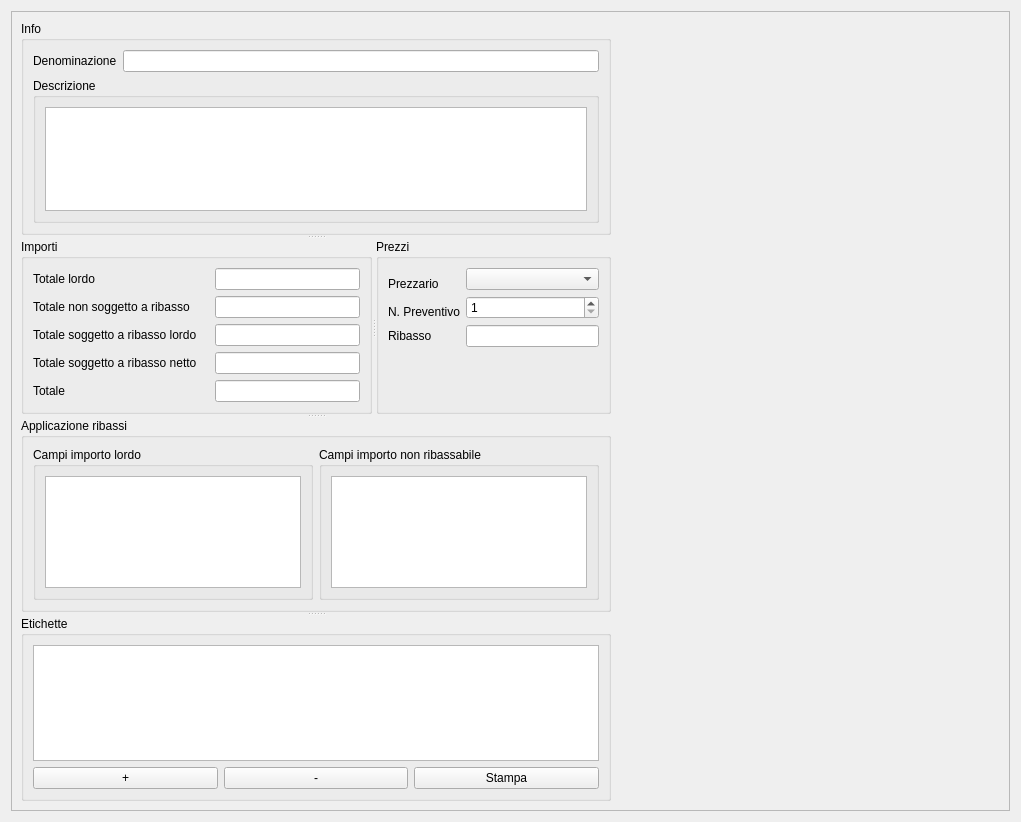
First picture: the form in qcostgui/accountingbilldatagui.ui, repository mickele77/qcost, before the edit.
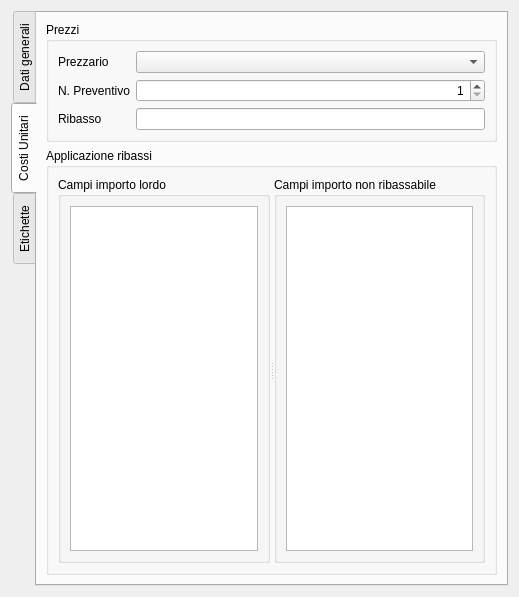
Second picture: the form after the edit.

```diff
--- a/qcostgui/accountingbilldatagui.ui
+++ b/qcostgui/accountingbilldatagui.ui
@@ -6,8 +6,8 @@
    <rect>
     <x>0</x>
     <y>0</y>
-    <width>1021</width>
-    <height>822</height>
+    <width>519</width>
+    <height>597</height>
    </rect>
   </property>
   <property name="windowTitle">
@@ -15,20 +15,18 @@
   </property>
   <layout class="QGridLayout" name="gridLayout_7">
    <item row="0" column="0">
-    <widget class="QScrollArea" name="scrollArea">
-     <property name="widgetResizable">
-      <bool>true</bool>
+    <widget class="QTabWidget" name="tabWidget">
+     <property name="tabPosition">
+      <enum>QTabWidget::West</enum>
      </property>
-     <widget class="QWidget" name="scrollAreaWidgetContents">
-      <property name="geometry">
-       <rect>
-        <x>0</x>
-        <y>0</y>
-        <width>1005</width>
-        <height>806</height>
-       </rect>
-      </property>
-      <layout class="QGridLayout" name="gridLayout_10">
+     <property name="currentIndex">
+      <number>1</number>
+     </property>
+     <widget class="QWidget" name="generalDataTab">
+      <attribute name="title">
+       <string>Dati generali</string>
+      </attribute>
+      <layout class="QGridLayout" name="gridLayout_12">
        <item row="0" column="0">
         <widget class="QSplitter" name="splitter_2">
          <property name="orientation">
@@ -72,15 +70,28 @@
             <string>Importi</string>
            </property>
            <layout class="QGridLayout" name="gridLayout_8">
+            <item row="0" column="4">
+             <widget class="QLabel" name="totalAmountLabel">
+              <property name="text">
+               <string>Totale</string>
+              </property>
+             </widget>
+            </item>
             <item row="2" column="3">
-             <widget class="QLineEdit" name="amountNotToBeDiscountedLineEdit">
+             <widget class="QLineEdit" name="amountNotToDiscountLineEdit">
+              <property name="alignment">
+               <set>Qt::AlignRight|Qt::AlignTrailing|Qt::AlignVCenter</set>
+              </property>
               <property name="readOnly">
                <bool>true</bool>
               </property>
              </widget>
             </item>
             <item row="3" column="3">
-             <widget class="QLineEdit" name="amountToBeDiscountedLineEdit">
+             <widget class="QLineEdit" name="amountToDiscountLineEdit">
+              <property name="alignment">
+               <set>Qt::AlignRight|Qt::AlignTrailing|Qt::AlignVCenter</set>
+              </property>
               <property name="readOnly">
                <bool>true</bool>
               </property>
@@ -88,6 +99,9 @@
             </item>
             <item row="4" column="3">
              <widget class="QLineEdit" name="amountDiscountedLineEdit">
+              <property name="alignment">
+               <set>Qt::AlignRight|Qt::AlignTrailing|Qt::AlignVCenter</set>
+              </property>
               <property name="readOnly">
                <bool>true</bool>
               </property>
@@ -100,13 +114,6 @@
               </property>
              </widget>
             </item>
-            <item row="5" column="0">
-             <widget class="QLabel" name="totalAmountLabel">
-              <property name="text">
-               <string>Totale</string>
-              </property>
-             </widget>
-            </item>
             <item row="3" column="0">
              <widget class="QLabel" name="amountToBeDiscountedLabel">
               <property name="text">
@@ -114,8 +121,11 @@
               </property>
              </widget>
             </item>
-            <item row="5" column="3">
-             <widget class="QLineEdit" name="totalAmountLineEdit">
+            <item row="0" column="3">
+             <widget class="QLineEdit" name="totalAmountToDiscountLineEdit">
+              <property name="alignment">
+               <set>Qt::AlignRight|Qt::AlignTrailing|Qt::AlignVCenter</set>
+              </property>
               <property name="readOnly">
                <bool>true</bool>
               </property>
@@ -135,8 +145,11 @@
               </property>
              </widget>
             </item>
-            <item row="0" column="3">
-             <widget class="QLineEdit" name="totalAmountToBeDiscountedLineEdit">
+            <item row="0" column="5">
+             <widget class="QLineEdit" name="totalAmountLineEdit">
+              <property name="alignment">
+               <set>Qt::AlignRight|Qt::AlignTrailing|Qt::AlignVCenter</set>
+              </property>
               <property name="readOnly">
                <bool>true</bool>
               </property>
@@ -144,12 +157,29 @@
             </item>
            </layout>
           </widget>
+         </widget>
+        </widget>
+       </item>
+      </layout>
+     </widget>
+     <widget class="QWidget" name="tab">
+      <attribute name="title">
+       <string>Costi Unitari</string>
+      </attribute>
+      <layout class="QGridLayout" name="gridLayout_10">
+       <item row="0" column="0">
           <widget class="QGroupBox" name="groupBox">
+         <property name="sizePolicy">
+          <sizepolicy hsizetype="Preferred" vsizetype="Maximum">
+           <horstretch>0</horstretch>
+           <verstretch>0</verstretch>
+          </sizepolicy>
+         </property>
            <property name="title">
             <string>Prezzi</string>
            </property>
            <layout class="QGridLayout" name="gridLayout">
-            <item row="0" column="0" rowspan="2">
+          <item row="0" column="0">
              <widget class="QLabel" name="priceListComboBoxLabel">
               <property name="text">
                <string>Prezzario</string>
@@ -159,64 +189,51 @@
             <item row="0" column="1">
              <widget class="QComboBox" name="priceListComboBox"/>
             </item>
-            <item row="1" column="1" rowspan="2">
+          <item row="1" column="0">
+           <widget class="QLabel" name="currentPriceDataSetSpinBoxLabel">
+            <property name="text">
+             <string>N. Preventivo</string>
+            </property>
+           </widget>
+          </item>
+          <item row="1" column="1">
              <widget class="QSpinBox" name="currentPriceDataSetSpinBox">
+            <property name="alignment">
+             <set>Qt::AlignRight|Qt::AlignTrailing|Qt::AlignVCenter</set>
+            </property>
               <property name="minimum">
                <number>1</number>
               </property>
              </widget>
             </item>
             <item row="2" column="0">
-             <widget class="QLabel" name="currentPriceDataSetSpinBoxLabel">
-              <property name="text">
-               <string>N. Preventivo</string>
-              </property>
-             </widget>
-            </item>
-            <item row="3" column="0">
              <widget class="QLabel" name="discountLabel">
               <property name="text">
                <string>Ribasso</string>
               </property>
              </widget>
             </item>
-            <item row="3" column="1">
-             <widget class="QLineEdit" name="discountLineEdit"/>
-            </item>
-            <item row="4" column="1">
-             <spacer name="verticalSpacer_3">
-              <property name="orientation">
-               <enum>Qt::Vertical</enum>
-              </property>
-              <property name="sizeHint" stdset="0">
-               <size>
-                <width>17</width>
-                <height>69</height>
-               </size>
-              </property>
-             </spacer>
+          <item row="2" column="1">
+           <widget class="QLineEdit" name="discountLineEdit">
+            <property name="alignment">
+             <set>Qt::AlignRight|Qt::AlignTrailing|Qt::AlignVCenter</set>
+            </property>
+           </widget>
             </item>
            </layout>
           </widget>
-         </widget>
+       </item>
+       <item row="1" column="0">
          <widget class="QGroupBox" name="pricesGroupBox">
           <property name="title">
            <string>Applicazione ribassi</string>
           </property>
           <layout class="QGridLayout" name="gridLayout_2">
-           <item row="0" column="2" rowspan="2">
-            <widget class="QGroupBox" name="noDiscountPriceFieldGroupBox">
-             <property name="title">
-              <string>Campi importo non ribassabile</string>
-             </property>
-             <layout class="QGridLayout" name="gridLayout_5">
               <item row="0" column="0">
-               <widget class="QTableView" name="noDiscountPriceFieldTableView"/>
-              </item>
-             </layout>
-            </widget>
-           </item>
-           <item row="0" column="1" rowspan="2">
+           <widget class="QSplitter" name="splitter_3">
+            <property name="orientation">
+             <enum>Qt::Horizontal</enum>
+            </property>
             <widget class="QGroupBox" name="totalPriceFieldGroupBox">
              <property name="title">
               <string>Campi importo lordo</string>
@@ -227,9 +244,29 @@
               </item>
              </layout>
             </widget>
+            <widget class="QGroupBox" name="noDiscountPriceFieldGroupBox">
+             <property name="title">
+              <string>Campi importo non ribassabile</string>
+             </property>
+             <layout class="QGridLayout" name="gridLayout_5">
+              <item row="0" column="0">
+               <widget class="QTableView" name="noDiscountPriceFieldTableView"/>
            </item>
           </layout>
          </widget>
+           </widget>
+          </item>
+         </layout>
+        </widget>
+       </item>
+      </layout>
+     </widget>
+     <widget class="QWidget" name="attributesTab">
+      <attribute name="title">
+       <string>Etichette</string>
+      </attribute>
+      <layout class="QGridLayout" name="gridLayout_11">
+       <item row="0" column="0">
          <widget class="QGroupBox" name="attributesGroupBox">
           <property name="title">
            <string>Etichette</string>
@@ -261,20 +298,6 @@
            </item>
           </layout>
          </widget>
-        </widget>
-       </item>
-       <item row="0" column="1">
-        <spacer name="horizontalSpacer">
-         <property name="orientation">
-          <enum>Qt::Horizontal</enum>
-         </property>
-         <property name="sizeHint" stdset="0">
-          <size>
-           <width>388</width>
-           <height>20</height>
-          </size>
-         </property>
-        </spacer>
        </item>
       </layout>
      </widget>
```
Left out of the diff: 6 changed lines with no effect on the pictures. Lines whose indentation alone changed are shown as unchanged.
